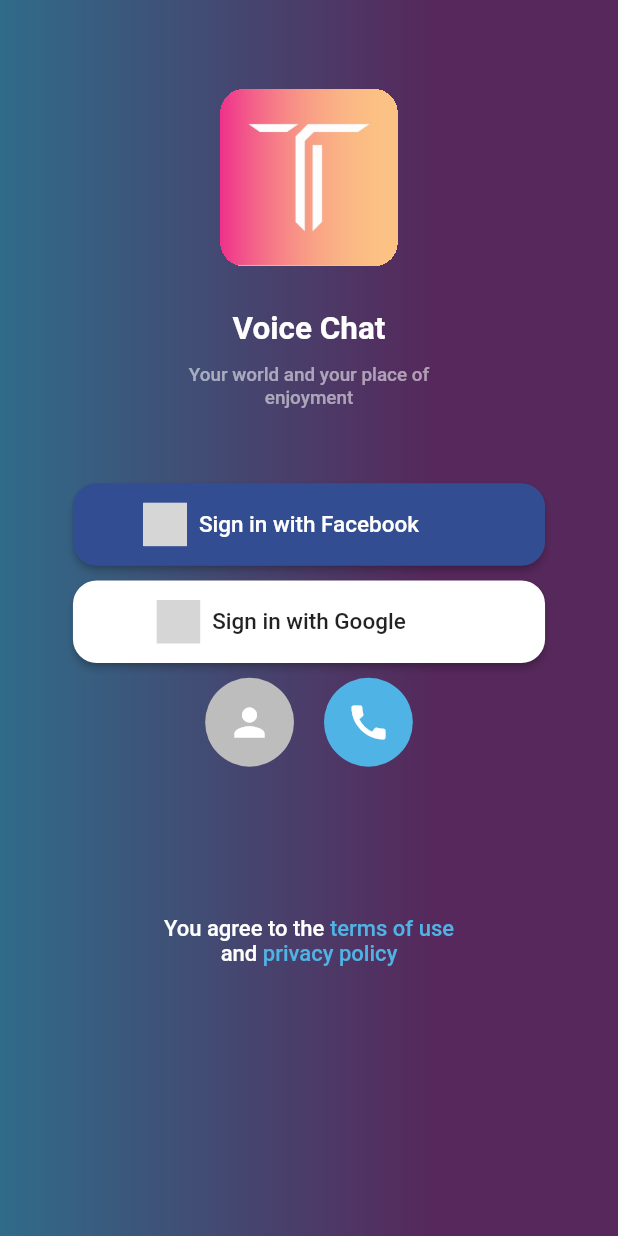
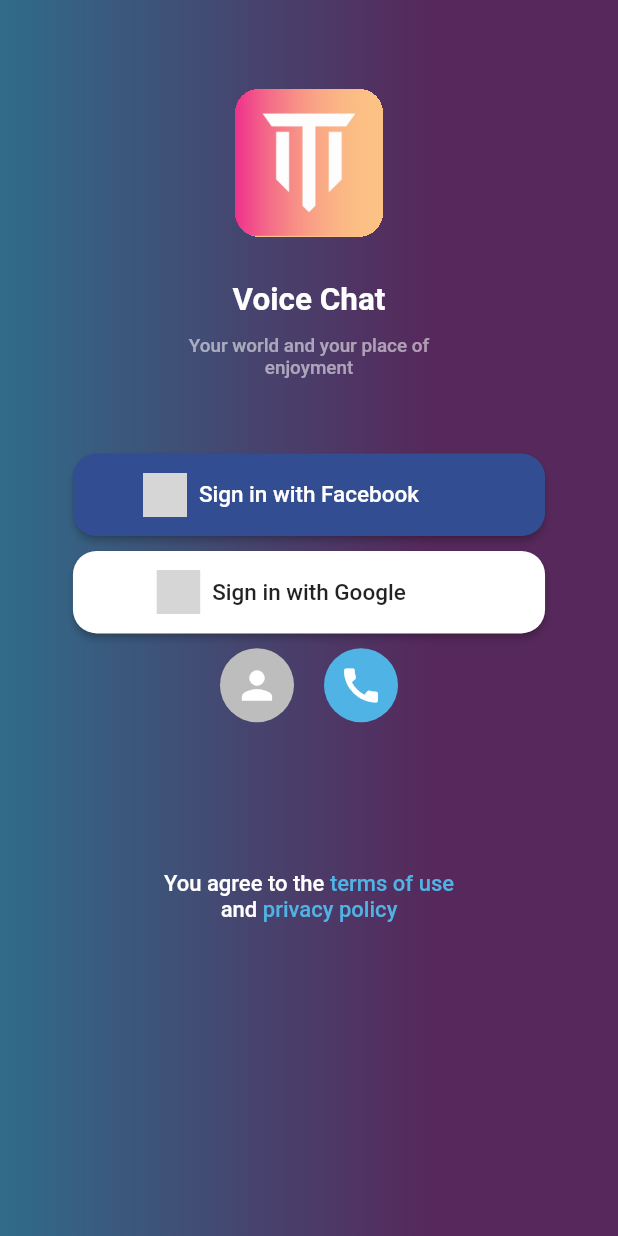
Before and after one commit to Prateek-webartvision/voice_chat, a Flutter app: the screen it shows after launch, on a phone screen of 412 x 824 dp. Run offline on Flutter 3.47's test engine with Material 2 defaults, Android fonts, the phone set to English and light mode, and no system bars; drawn by our look-alikes of social_login_buttons; our stand-ins replace cached_network_image, convex_bottom_bar, country_picker, flutter_screenutil, get, google_fonts and 1 more; grey boxes are pictures that could not be loaded.

```diff
--- a/lib/res/constant_value.dart
+++ b/lib/res/constant_value.dart
@@ -3,7 +3,8 @@ import 'package:flutter_screenutil/flutter_screenutil.dart';
 double h10 = 10.h;
 double h30 = 30.h;
 double h60 = 60.h;
+double h50 = 50.h;
 double h100 = 100.h;
 
 const double o40p = 0.4;
-double logoSize = 120.h;
+double logoSize = 100.h;
--- a/lib/ui/widgets/app_logo_widget.dart
+++ b/lib/ui/widgets/app_logo_widget.dart
@@ -11,7 +11,7 @@ class AppLogoWidget extends StatelessWidget {
       width: logoSize,
       clipBehavior: Clip.hardEdge,
       decoration: BoxDecoration(borderRadius: BorderRadius.circular(16)),
-      child: Image.asset("assets/images/logo.jpeg"),
+      child: Image.asset("assets/images/logo2.jpeg"),
     );
   }
 }
--- a/lib/ui/widgets/my_login_btn.dart
+++ b/lib/ui/widgets/my_login_btn.dart
@@ -102,8 +102,8 @@ class MyRoundedIConBtn extends StatelessWidget {
     return GestureDetector(
       onTap: () => onPress(),
       child: Container(
-        height: h60,
-        width: h60,
+        height: h50,
+        width: h50,
         decoration: BoxDecoration(
           color: bgColor ?? AppColor.white,
           borderRadius: BorderRadius.circular(30.r),
--- a/pubspec.yaml
+++ b/pubspec.yaml
@@ -60,7 +60,7 @@ dev_dependencies:
 flutter_icons:
   android: "launcher_icon"
   ios: true
-  image_path: "assets/images/logo.jpeg"
+  image_path: "assets/images/logo2.jpeg"
   min_sdk_android: 21
   compile_sdk_version: 33
 
```
Also changed, not shown: assets/images/logo2.jpeg (added), 26 other files.
